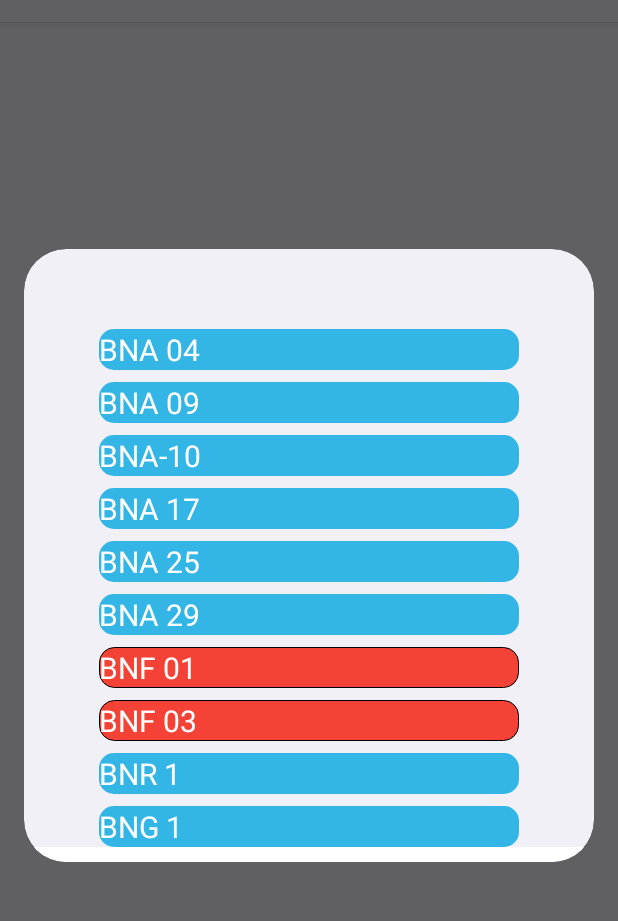
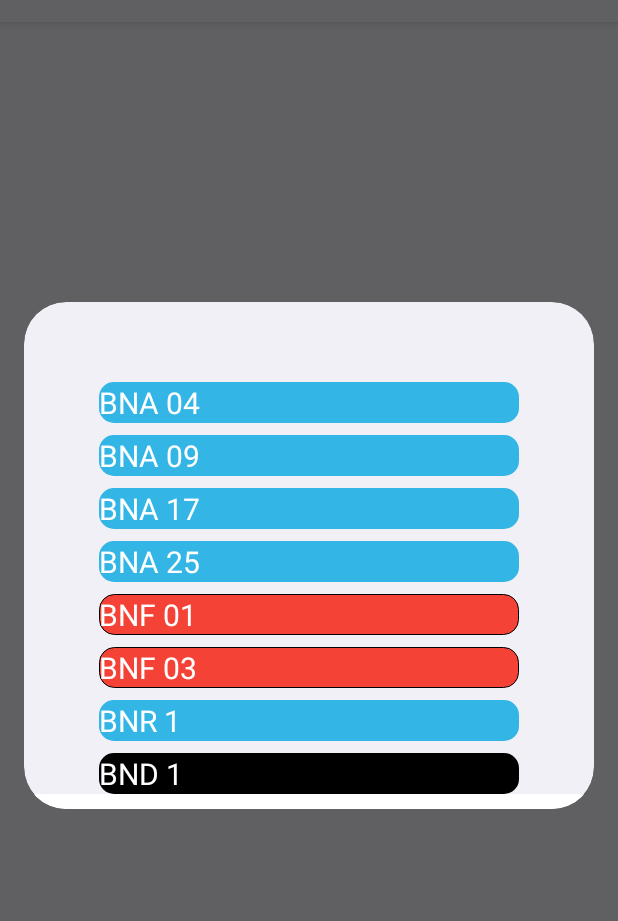
Before and after one commit to EpicssApps/Rescue-DashBoard-1122, an Android app: the fragment ShowOperationDialog shown on its own in the app's theme, on a phone screen of 412 x 824 dp, the part 62-983 px from its top. Run offline under Robolectric (Android 15) with nearby library versions, the phone set to English and light mode, and no system bars.

Commit message:
Upgrade SDK, dependencies, and update vehicle dashboard layouts

```diff
--- a/app/src/main/java/com/epicx/apps/rescue1122dashboard/ShowOperationDialog.kt
+++ b/app/src/main/java/com/epicx/apps/rescue1122dashboard/ShowOperationDialog.kt
@@ -13,14 +13,12 @@ class ShowOperationDialog : DialogFragment(R.layout.show_operation_dialog) {
 
         val btn04 = view.findViewById<AppCompatButton>(R.id.btn04)
         val bna25 = view.findViewById<AppCompatButton>(R.id.btn25)
-        val btn10 = view.findViewById<AppCompatButton>(R.id.btn10)
-        val bna2 = view.findViewById<AppCompatButton>(R.id.bna29)
         val btn09 = view.findViewById<AppCompatButton>(R.id.btn09)
         val btn17 = view.findViewById<AppCompatButton>(R.id.btn17)
         val bnf1 = view.findViewById<AppCompatButton>(R.id.Bnf1)
         val bnf3 = view.findViewById<AppCompatButton>(R.id.Bnf3)
         val bnr1 = view.findViewById<AppCompatButton>(R.id.Bnr1)
-        val bng1 = view.findViewById<AppCompatButton>(R.id.bng1)
+        val bnd1 = view.findViewById<AppCompatButton>(R.id.bnd1)
 
 
         btn04.setOnClickListener{
@@ -33,14 +31,6 @@ class ShowOperationDialog : DialogFragment(R.layout.show_operation_dialog) {
             findNavController().navigate(directions)
         }
 
-        btn10.setOnClickListener {
-            val directions = ShowOperationDialogDirections.actionShowOperationDialogToShowWebView("https://punjab.rescue1122.org/dashboard/vehicle/6153/edit")
-            findNavController().navigate(directions)
-        }
-        bna2.setOnClickListener {
-            val directions = ShowOperationDialogDirections.actionShowOperationDialogToShowWebView("https://punjab.rescue1122.org/dashboard/vehicle/1489/edit")
-            findNavController().navigate(directions)
-        }
         btn09.setOnClickListener {
             val directions = ShowOperationDialogDirections.actionShowOperationDialogToShowWebView("https://punjab.rescue1122.org/dashboard/vehicle/6227/edit")
             findNavController().navigate(directions)
@@ -61,8 +51,8 @@ class ShowOperationDialog : DialogFragment(R.layout.show_operation_dialog) {
             val directions = ShowOperationDialogDirections.actionShowOperationDialogToShowWebView("https://punjab.rescue1122.org/dashboard/vehicle/1186/edit")
             findNavController().navigate(directions)
         }
-        bng1.setOnClickListener {
-            val directions = ShowOperationDialogDirections.actionShowOperationDialogToShowWebView("https://punjab.rescue1122.org/dashboard/vehicle/1217/edit")
+        bnd1.setOnClickListener {
+            val directions = ShowOperationDialogDirections.actionShowOperationDialogToShowWebView("https://punjab.rescue1122.org/dashboard/vehicle/6660/edit")
             findNavController().navigate(directions)
         }
 
--- /dev/null
+++ b/app/src/main/res/drawable/bnd_shape.xml
@@ -0,0 +1,15 @@
+<?xml version="1.0" encoding="utf-8"?>
+<selector xmlns:android="http://schemas.android.com/apk/res/android">
+    <item android:state_pressed="true">
+        <shape>
+            <corners android:radius="10dp"/>
+            <solid android:color="@color/black"/>
+        </shape>
+    </item>
+    <item android:state_pressed="false">
+        <shape>
+            <corners android:radius="10dp"/>
+            <solid android:color="@color/black"/>
+        </shape>
+    </item>
+</selector>
--- a/app/src/main/res/layout/show_operation_dialog.xml
+++ b/app/src/main/res/layout/show_operation_dialog.xml
@@ -41,18 +41,6 @@
             android:textSize="20sp" />
 
         <androidx.appcompat.widget.AppCompatButton
-            android:id="@+id/btn10"
-            android:layout_width="match_parent"
-            android:layout_height="wrap_content"
-            android:layout_marginStart="50dp"
-            android:layout_marginTop="8dp"
-            android:layout_marginEnd="50dp"
-            android:background="@drawable/shape"
-            android:text="@string/bna10"
-            android:textColor="@color/white"
-            android:textSize="20sp" />
-
-        <androidx.appcompat.widget.AppCompatButton
             android:id="@+id/btn17"
             android:layout_width="match_parent"
             android:layout_height="wrap_content"
@@ -76,7 +64,7 @@
             android:textColor="@color/white"
             android:textSize="20sp" />
 
-        <androidx.appcompat.widget.AppCompatButton
+      <!--  <androidx.appcompat.widget.AppCompatButton
             android:id="@+id/bna29"
             android:layout_width="match_parent"
             android:layout_height="wrap_content"
@@ -86,7 +74,7 @@
             android:background="@drawable/shape"
             android:text="@string/bna2"
             android:textColor="@color/white"
-            android:textSize="20sp" />
+            android:textSize="20sp" />-->
 
         <androidx.appcompat.widget.AppCompatButton
             android:id="@+id/Bnf1"
@@ -125,14 +113,14 @@
             android:textSize="20sp" />
 
         <androidx.appcompat.widget.AppCompatButton
-            android:id="@+id/bng1"
+            android:id="@+id/bnd1"
             android:layout_width="match_parent"
             android:layout_height="wrap_content"
             android:layout_marginStart="50dp"
             android:layout_marginTop="8dp"
             android:layout_marginEnd="50dp"
-            android:background="@drawable/shape"
-            android:text="@string/bng11"
+            android:background="@drawable/bnd_shape"
+            android:text="@string/bnd1"
             android:textColor="@color/white"
             android:textSize="20sp"/>
 
--- a/app/src/main/res/values/strings.xml
+++ b/app/src/main/res/values/strings.xml
@@ -14,7 +14,7 @@
     <string name="bna8">BNA 08</string>
     <string name="bna9">BNA 09</string>
     <string name="bna21">BNA 21</string>
-    <string name="bna22">BNA 22</string>
+    <string name="bna18">BNA 18</string>
     <string name="motorBike">MotorBike</string>
     <string name="BNB01">BNB 1</string>
     <string name="BNB02">BNB 2</string>
@@ -103,7 +103,7 @@
     <string name="bnf1">BNF 01</string>
     <string name="bfn3">BNF 03</string>
     <string name="bnr1">BNR 1</string>
-    <string name="bng11">BNG 1</string>
+    <string name="bnd1">BND 1</string>
     <string name="bna7">BNA 07</string>
     <string name="vehiclesStatus">Vehicle\n Status</string>
     <string name="allVehicleStatus">All Vehicle Status</string>
```
Also changed, not shown: app/build.gradle.kts (+51 -26 lines), app/src/main/java/com/epicx/apps/rescue1122dashboard/PtsVehicles.kt (+8 -4 lines), app/src/main/res/layout/pts_layout.xml (+14 -2 lines), app/src/main/res/layout/vehicles_layout.xml (+42 -51 lines), build.gradle.kts (+14 -3 lines), gradle.properties (+11 -3 lines), settings.gradle.kts (+3 -8 lines), gradle/wrapper/gradle-wrapper.properties, 1 other file.
